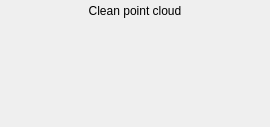
Qt form src/gui/forms/toolbar_pointEdition.ui (open-scan-crew/OpenScanTools) before a commit.
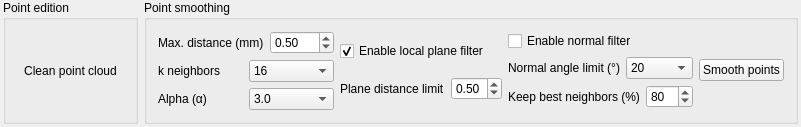
The same form after that commit. Icons and pictures are not drawn.

Commit message: Add point smoothing controls to point edition toolbar

Diff of the .ui file:
```diff
--- a/src/gui/forms/toolbar_pointEdition.ui
+++ b/src/gui/forms/toolbar_pointEdition.ui
@@ -6,7 +6,7 @@
    <rect>
     <x>0</x>
     <y>0</y>
-    <width>270</width>
+    <width>640</width>
     <height>127</height>
    </rect>
   </property>
@@ -32,6 +32,319 @@
    <property name="verticalSpacing">
     <number>0</number>
    </property>
+   <item row="0" column="0">
+    <widget class="QGroupBox" name="groupBox_pointEdition">
+     <property name="title">
+      <string>Point edition</string>
+     </property>
+     <layout class="QGridLayout" name="gridLayout_pointEdition">
+      <item row="0" column="0">
+       <widget class="QToolButton" name="toolButton_deleteClippedPoints">
+        <property name="enabled">
+         <bool>true</bool>
+        </property>
+        <property name="sizePolicy">
+         <sizepolicy hsizetype="Minimum" vsizetype="Fixed">
+          <horstretch>0</horstretch>
+          <verstretch>0</verstretch>
+         </sizepolicy>
+        </property>
+        <property name="toolTip">
+         <string>This will use the clipping to clean the point cloud.
+Warning: the points will be deleted so that the result will be as shown on the screen.
+It is recommended to activate the desired clippings before starting the cleaning.</string>
+        </property>
+        <property name="text">
+         <string>Clean point cloud</string>
+        </property>
+        <property name="icon">
+         <iconset resource="../../../openscantools.qrc">
+          <normaloff>:/icons/100x100/delete_points.png</normaloff>:/icons/100x100/delete_points.png</iconset>
+        </property>
+        <property name="iconSize">
+         <size>
+          <width>20</width>
+          <height>20</height>
+         </size>
+        </property>
+        <property name="toolButtonStyle">
+         <enum>Qt::ToolButtonTextBesideIcon</enum>
+        </property>
+        <property name="autoRaise">
+         <bool>true</bool>
+        </property>
+       </widget>
+      </item>
+     </layout>
+    </widget>
+   </item>
+   <item row="0" column="1">
+    <widget class="QGroupBox" name="groupBox_pointSmoothing">
+     <property name="title">
+      <string>Point smoothing</string>
+     </property>
+     <layout class="QHBoxLayout" name="horizontalLayout_pointSmoothing">
+      <item>
+       <layout class="QVBoxLayout" name="verticalLayout_smoothColumn1">
+        <item>
+         <layout class="QHBoxLayout" name="horizontalLayout_smoothMaxDistance">
+          <item>
+           <widget class="QLabel" name="label_smoothMaxDistance">
+            <property name="text">
+             <string>Max. distance (mm)</string>
+            </property>
+           </widget>
+          </item>
+          <item>
+           <widget class="QDoubleSpinBox" name="doubleSpinBox_smoothMaxDistance">
+            <property name="toolTip">
+             <string>Maximum allowed displacement per point (mm). Prevents excessive deformation.</string>
+            </property>
+            <property name="decimals">
+             <number>2</number>
+            </property>
+            <property name="minimum">
+             <double>0.00</double>
+            </property>
+            <property name="maximum">
+             <double>100.00</double>
+            </property>
+            <property name="singleStep">
+             <double>0.10</double>
+            </property>
+            <property name="value">
+             <double>0.50</double>
+            </property>
+           </widget>
+          </item>
+         </layout>
+        </item>
+        <item>
+         <layout class="QHBoxLayout" name="horizontalLayout_smoothK">
+          <item>
+           <widget class="QLabel" name="label_smoothK">
+            <property name="text">
+             <string>k neighbors</string>
+            </property>
+           </widget>
+          </item>
+          <item>
+           <widget class="QComboBox" name="comboBox_smoothK">
+            <property name="toolTip">
+             <string>Number of neighbors used to estimate local density.</string>
+            </property>
+            <item>
+             <property name="text">
+              <string>8</string>
+             </property>
+            </item>
+            <item>
+             <property name="text">
+              <string>16</string>
+             </property>
+            </item>
+            <item>
+             <property name="text">
+              <string>32</string>
+             </property>
+            </item>
+            <property name="currentIndex">
+             <number>1</number>
+            </property>
+           </widget>
+          </item>
+         </layout>
+        </item>
+        <item>
+         <layout class="QHBoxLayout" name="horizontalLayout_smoothAlpha">
+          <item>
+           <widget class="QLabel" name="label_smoothAlpha">
+            <property name="text">
+             <string>Alpha (α)</string>
+            </property>
+           </widget>
+          </item>
+          <item>
+           <widget class="QComboBox" name="comboBox_smoothAlpha">
+            <property name="toolTip">
+             <string>Adaptive radius = α × d̄ (d̄ = average distance to k neighbors).</string>
+            </property>
+            <item>
+             <property name="text">
+              <string>2.5</string>
+             </property>
+            </item>
+            <item>
+             <property name="text">
+              <string>3.0</string>
+             </property>
+            </item>
+            <item>
+             <property name="text">
+              <string>3.5</string>
+             </property>
+            </item>
+            <property name="currentIndex">
+             <number>1</number>
+            </property>
+           </widget>
+          </item>
+         </layout>
+        </item>
+       </layout>
+      </item>
+      <item>
+       <layout class="QVBoxLayout" name="verticalLayout_smoothColumn2">
+        <item>
+         <widget class="QCheckBox" name="checkBox_smoothPlaneFilter">
+          <property name="toolTip">
+           <string>Rejects neighbors too far from the local plane (preserves edges).</string>
+          </property>
+          <property name="text">
+           <string>Enable local plane filter</string>
+          </property>
+          <property name="checked">
+           <bool>true</bool>
+          </property>
+         </widget>
+        </item>
+        <item>
+         <layout class="QHBoxLayout" name="horizontalLayout_smoothPlaneDistance">
+          <item>
+           <widget class="QLabel" name="label_smoothPlaneDistFactor">
+            <property name="text">
+             <string>Plane distance limit</string>
+            </property>
+           </widget>
+          </item>
+          <item>
+           <widget class="QDoubleSpinBox" name="doubleSpinBox_smoothPlaneDistFactor">
+            <property name="toolTip">
+             <string>Max distance to local plane, expressed as a factor of d̄ (e.g. 0.5 × d̄).</string>
+            </property>
+            <property name="decimals">
+             <number>2</number>
+            </property>
+            <property name="minimum">
+             <double>0.10</double>
+            </property>
+            <property name="maximum">
+             <double>2.00</double>
+            </property>
+            <property name="singleStep">
+             <double>0.10</double>
+            </property>
+            <property name="value">
+             <double>0.50</double>
+            </property>
+           </widget>
+          </item>
+         </layout>
+        </item>
+       </layout>
+      </item>
+      <item>
+       <layout class="QVBoxLayout" name="verticalLayout_smoothColumn3">
+        <item>
+         <widget class="QCheckBox" name="checkBox_smoothNormalFilter">
+          <property name="toolTip">
+           <string>Computes a local normal and rejects neighbors with diverging orientation.</string>
+          </property>
+          <property name="text">
+           <string>Enable normal filter</string>
+          </property>
+          <property name="checked">
+           <bool>false</bool>
+          </property>
+         </widget>
+        </item>
+        <item>
+         <layout class="QHBoxLayout" name="horizontalLayout_smoothNormalAngle">
+          <item>
+           <widget class="QLabel" name="label_smoothNormalAngle">
+            <property name="text">
+             <string>Normal angle limit (°)</string>
+            </property>
+           </widget>
+          </item>
+          <item>
+           <widget class="QComboBox" name="comboBox_smoothNormalAngle">
+            <property name="toolTip">
+             <string>Maximum angle between local normals. Lower values are more strict.</string>
+            </property>
+            <item>
+             <property name="text">
+              <string>10</string>
+             </property>
+            </item>
+            <item>
+             <property name="text">
+              <string>15</string>
+             </property>
+            </item>
+            <item>
+             <property name="text">
+              <string>20</string>
+             </property>
+            </item>
+            <item>
+             <property name="text">
+              <string>25</string>
+             </property>
+            </item>
+            <property name="currentIndex">
+             <number>2</number>
+            </property>
+           </widget>
+          </item>
+         </layout>
+        </item>
+        <item>
+         <layout class="QHBoxLayout" name="horizontalLayout_smoothKeepPercent">
+          <item>
+           <widget class="QLabel" name="label_smoothKeepPercent">
+            <property name="text">
+             <string>Keep best neighbors (%)</string>
+            </property>
+           </widget>
+          </item>
+          <item>
+           <widget class="QSpinBox" name="spinBox_smoothKeepPercent">
+            <property name="toolTip">
+             <string>Keeps only the most coherent neighbors (distance/angle).</string>
+            </property>
+            <property name="minimum">
+             <number>60</number>
+            </property>
+            <property name="maximum">
+             <number>100</number>
+            </property>
+            <property name="value">
+             <number>80</number>
+            </property>
+           </widget>
+          </item>
+         </layout>
+        </item>
+       </layout>
+      </item>
+      <item>
+       <layout class="QVBoxLayout" name="verticalLayout_smoothColumn4">
+        <item>
+         <widget class="QPushButton" name="pushButton_applySmooth">
+          <property name="toolTip">
+           <string>Apply smoothing and permanently modify TLS files.</string>
+          </property>
+          <property name="text">
+           <string>Smooth points</string>
+          </property>
+         </widget>
+        </item>
+       </layout>
+      </item>
+     </layout>
+    </widget>
+   </item>
    <item row="2" column="0">
     <spacer name="verticalSpacer">
      <property name="orientation">
@@ -45,43 +358,6 @@
      </property>
     </spacer>
    </item>
-   <item row="0" column="0">
-    <widget class="QToolButton" name="toolButton_deleteClippedPoints">
-     <property name="enabled">
-      <bool>true</bool>
-     </property>
-     <property name="sizePolicy">
-      <sizepolicy hsizetype="Minimum" vsizetype="Fixed">
-       <horstretch>0</horstretch>
-       <verstretch>0</verstretch>
-      </sizepolicy>
-     </property>
-     <property name="toolTip">
-      <string>This will use the clipping to clean the point cloud.
-Warning: the points will be deleted so that the result will be as shown on the screen.
-It is recommended to activate the desired clippings before starting the cleaning.</string>
-     </property>
-     <property name="text">
-      <string>Clean point cloud</string>
-     </property>
-     <property name="icon">
-      <iconset resource="../../../openscantools.qrc">
-       <normaloff>:/icons/100x100/delete_points.png</normaloff>:/icons/100x100/delete_points.png</iconset>
-     </property>
-     <property name="iconSize">
-      <size>
-       <width>20</width>
-       <height>20</height>
-      </size>
-     </property>
-     <property name="toolButtonStyle">
-      <enum>Qt::ToolButtonTextBesideIcon</enum>
-     </property>
-     <property name="autoRaise">
-      <bool>true</bool>
-     </property>
-    </widget>
-   </item>
   </layout>
  </widget>
  <layoutdefault spacing="6" margin="11"/>
```
Left out of the diff: 9 changed lines with no effect on the pictures. The commit also changes 2 other files.
